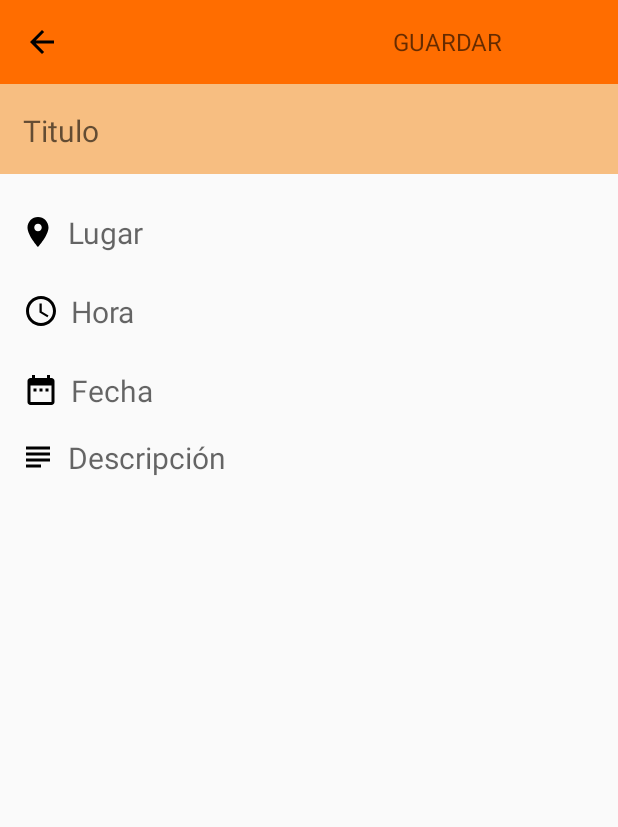
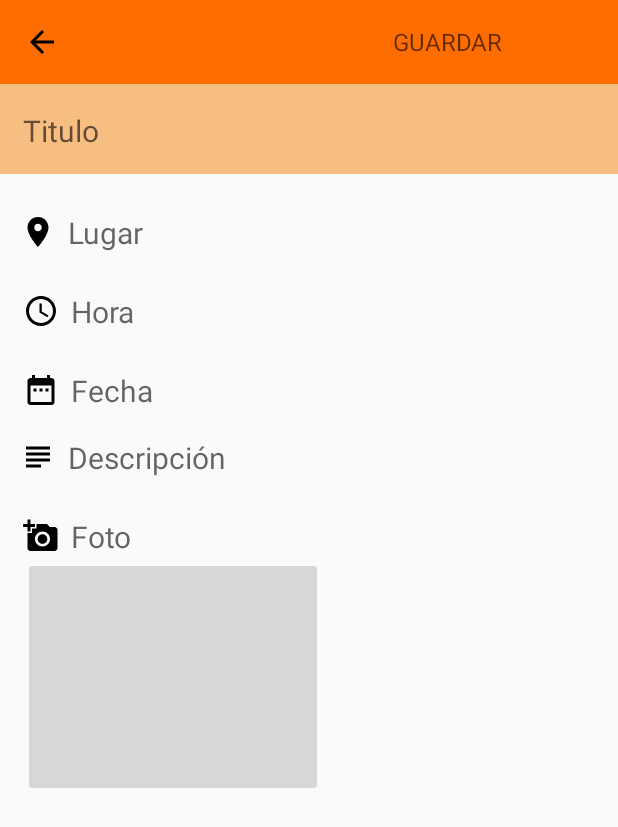
Before and after one commit to maschuster/Proyecto-Final, an Android app: the AgregarEvento screen opened directly, with no data from a screen before it, on a phone screen of 412 x 824 dp. Shown: the top 827 px of the screen. Run offline under Robolectric (Android 15) with nearby library versions, the phone set to English and light mode, and no system bars; libraries missing offline, so code that uses them is left out: com.facebook; 2 statements that could not run were skipped.

Commit message:
Agrega Foto, falta backend y toda la lectura

```diff
--- a/app/src/main/java/ort/proyectofinal/AgregarEvento.java
+++ b/app/src/main/java/ort/proyectofinal/AgregarEvento.java
@@ -4,14 +4,21 @@ package ort.proyectofinal;
 import android.content.Context;
 import android.content.DialogInterface;
 import android.content.Intent;
+import android.content.pm.PackageManager;
+import android.graphics.Bitmap;
+import android.graphics.BitmapFactory;
 import android.location.Address;
 import android.media.Image;
+import android.net.Uri;
 import android.os.AsyncTask;
 import android.os.Bundle;
+import android.os.ParcelFileDescriptor;
 import android.os.StrictMode;
+import android.provider.MediaStore;
 import android.support.v7.app.AlertDialog;
 import android.support.v7.app.AppCompatActivity;
 import android.support.v7.widget.Toolbar;
+import android.util.Base64;
 import android.util.Log;
 import android.view.LayoutInflater;
 import android.view.View;
@@ -26,7 +33,9 @@ import android.widget.Toast;
 
 import com.facebook.AccessToken;
 import com.facebook.FacebookSdk;
+import com.squareup.okhttp.Headers;
 import com.squareup.okhttp.MediaType;
+import com.squareup.okhttp.MultipartBuilder;
 import com.squareup.okhttp.OkHttpClient;
 import com.squareup.okhttp.Request;
 import com.squareup.okhttp.RequestBody;
@@ -35,13 +44,19 @@ import com.squareup.okhttp.Response;
 import org.json.JSONException;
 import org.json.JSONObject;
 
+import java.io.ByteArrayOutputStream;
+import java.io.FileDescriptor;
 import java.io.IOException;
+import java.io.InputStream;
+import java.net.HttpURLConnection;
+import java.net.URL;
 import java.text.ParseException;
 import java.text.SimpleDateFormat;
 import java.util.ArrayList;
 import java.util.Calendar;
 import java.util.Date;
 import java.util.List;
+import java.util.UUID;
 
 import ort.proyectofinal.Clases.AutocompleteCustomArrayAdapter;
 import ort.proyectofinal.Clases.CustomAutoCompleteTextChangedListener;
@@ -51,10 +66,14 @@ import ort.proyectofinal.Clases.Evento;
 
 public class AgregarEvento extends AppCompatActivity {
 
+    static final int REQUEST_IMAGE_CAPTURE = 1;
+    static public int REQUEST_IMAGE_GET = 2;
+    //static final int REQUEST_TAKE_PHOTO = 3;
+    ImageButton ibfoto;
     EditText nombreET, descripcionET;
     ArrayList<Evento> eventos;
     AccessToken accessToken;
-    TextView horaTV, fechaTV;
+    TextView horaTV, fechaTV, uriTV;
     String nombre,lugar,descripcion,fecha,hora;
     String url ="http://eventospf2016.azurewebsites.net/agregarevento.php";
 
@@ -107,6 +126,8 @@ public class AgregarEvento extends AppCompatActivity {
             e.printStackTrace();
         }
 
+        uriTV = (TextView) findViewById(R.id.uriTV);
+        ibfoto = (ImageButton) findViewById(R.id.ibfoto);
         nombreET = (EditText) findViewById(R.id.nombre);
         descripcionET = (EditText) findViewById(R.id.descripcion);
         fechaTV = (TextView) findViewById(R.id.fecha);
@@ -127,17 +148,31 @@ public class AgregarEvento extends AppCompatActivity {
                 DialogHora();
             }
         });
+
+        ibfoto.setOnClickListener(new View.OnClickListener() {
+
+            @Override
+            public void onClick(View view) {
+                Intent intent = new Intent(Intent.ACTION_GET_CONTENT);
+                intent.setType("image/*");
+                if (intent.resolveActivity(getPackageManager()) != null) {
+                    startActivityForResult(intent, REQUEST_IMAGE_GET);
                 }
+            }
+    });
+    }
+
     private void setupToolbar() {
         Toolbar mToolbar = (Toolbar) findViewById(R.id.toolbar);
         setSupportActionBar(mToolbar);
         // Hide the title
         getSupportActionBar().setTitle(null);
         // Set onClickListener to customView
-        TextView tvSave = (TextView) findViewById(R.id.toolbar_save);
+        final TextView tvSave = (TextView) findViewById(R.id.toolbar_save);
         tvSave.setOnClickListener(new View.OnClickListener() {
             @Override
             public void onClick(View v) {
+                tvSave.setEnabled(false);
                 nombre = nombreET.getText().toString();
                 lugar = myAutoComplete.getText().toString();
                 descripcion = descripcionET.getText().toString();
@@ -145,7 +180,7 @@ public class AgregarEvento extends AppCompatActivity {
                 hora = horaTV.getText().toString();
                 if (nombre.length() > 0 | descripcion.length() > 0 | lugar.length() > 0)
                 {
-                    AgregarEvento();
+                    new AgregarEventoTask().execute();
                 }else{
                     Toast.makeText(AgregarEvento.this, "Debe llenar todos los campos", Toast.LENGTH_SHORT).show();
                 }
@@ -275,39 +310,33 @@ public class AgregarEvento extends AppCompatActivity {
         }
 
 
+    private class AgregarEventoTask extends AsyncTask<String, Void, String> {
+        private OkHttpClient client = new OkHttpClient();
 
-
-
-    private class CrearEvento extends AsyncTask<String, Void, String> {
-        private OkHttpClient client = new OkHttpClient();
+        @Override
+        protected void onPreExecute() {
+            //progressBar.setVisibility(View.VISIBLE);
+        }
 
         @Override
         protected void onPostExecute(String resultado) {
             super.onPostExecute(resultado);
-            Intent intent = new Intent(AgregarEvento.this, ListEventos.class);
-            startActivity(intent);
-            Toast registro;
-            if (!resultado.isEmpty()) {
-                if (resultado.equals("NO")) {
-                    registro = Toast.makeText(AgregarEvento.this, "Hubo un error, intente en un instante", Toast.LENGTH_SHORT);
-                } else {
-                    registro = Toast.makeText(AgregarEvento.this, "Evento Creado", Toast.LENGTH_SHORT);
-                    startActivity(intent);
-                }
-                registro.show();
-            }
+            //progressBar.setVisibility(View.GONE);
         }
 
         @Override
         protected String doInBackground(String... params) {
+            RequestBody body = null;
             try {
-                RequestBody body = generarJSON();
-
+                body = generarJSON();
+            } catch (JSONException e) {
+                e.printStackTrace();
+            }
             Request request = new Request.Builder()
-                    .url(url)
+                    .url("\"http://eventospf2016.azurewebsites.net/agregarevento.php\"")
                     .post(body)
                     .build();
-
+            try {
                 Response response = client.newCall(request).execute();
                 return parsearRespuesta(response.body().string());
             } catch (IOException | JSONException e) {
@@ -316,6 +345,7 @@ public class AgregarEvento extends AppCompatActivity {
             }
         }
 
+
     RequestBody generarJSON() throws JSONException {
         JSONObject json = new JSONObject();
         json.put("idAdmin", String.valueOf(accessToken.getUserId()));
@@ -323,7 +353,62 @@ public class AgregarEvento extends AppCompatActivity {
         json.put("fecha", fecha+" "+hora+":00");
         json.put("lugar", lugar);
         json.put("descripcion", descripcion);
-            json.put("foto", "foto.jpg");
+
+        if (uriTV.getText() != null && !uriTV.getText().toString().isEmpty()) {
+            Bitmap finalImage;
+            if (Uri.parse(uriTV.getText().toString()).getScheme().startsWith("http")) {
+                finalImage = getBitmapFromURL(uriTV.getText().toString());
+            } else {
+                // Get Bitmap image from Uri
+                try {
+
+                    ParcelFileDescriptor parcelFileDescriptor =
+                            getApplicationContext().getContentResolver().openFileDescriptor(Uri.parse(uriTV.getText().toString()), "r");
+                    FileDescriptor fileDescriptor = parcelFileDescriptor.getFileDescriptor();
+
+
+/* esto reduce tamaño del bitmap */
+                    BitmapFactory.Options o = new BitmapFactory.Options();
+                    o.inJustDecodeBounds = true;
+                    BitmapFactory.decodeFileDescriptor(fileDescriptor, null, o);
+
+                    // The new size we want to scale to
+                    final int REQUIRED_SIZE=200;
+
+                    // Find the correct scale value. It should be the power of 2.
+                    int scale = 1;
+                    while(o.outWidth / scale / 2 >= REQUIRED_SIZE &&
+                            o.outHeight / scale / 2 >= REQUIRED_SIZE) {
+                        scale *= 2;
+                    }
+
+                    // Decode with inSampleSize
+                    BitmapFactory.Options o2 = new BitmapFactory.Options();
+                    o2.inSampleSize = scale;
+
+                    Bitmap originalImage =  BitmapFactory.decodeFileDescriptor(fileDescriptor, null, o2);
+                    parcelFileDescriptor.close();
+                    finalImage = originalImage;
+                } catch (java.io.IOException e){
+                    e.getMessage();
+                    return null;
+                }
+
+            }
+            // Convert bitmap to output string
+            ByteArrayOutputStream stream = new ByteArrayOutputStream();
+            finalImage.compress(Bitmap.CompressFormat.PNG, 100, stream);   // Compress to PNG lossless
+            byte[] byteArray = stream.toByteArray();
+
+            String fileName = UUID.randomUUID().toString() + ".png";
+
+
+            String base64pic = Base64.encodeToString(byteArray, Base64.DEFAULT);
+            json.put("foto",base64pic);
+            //mpb.addPart(Headers.of("Content-Disposition", "form-data; name=\"image\"; filename=\"" + fileName + "\""),
+            //  RequestBody.create(MEDIA_TYPE_PNG, byteArray));
+
+        }
 
         RequestBody body = RequestBody.create(MediaType.parse("application/json; charset=utf-8"), json.toString());
 
@@ -332,14 +417,63 @@ public class AgregarEvento extends AppCompatActivity {
 
     String parsearRespuesta(String JSONstr) throws JSONException {
         org.json.JSONObject respuesta = new org.json.JSONObject(JSONstr);
-            if (respuesta.has("Mensaje")) {
-                String msj = respuesta.getString("Mensaje");
-                return msj;
+        if (respuesta.has("id")) {
+            String id = respuesta.getString("id");
+            return id;
         } else {
             String error = respuesta.getString("Error");
             return error;
         }
     }
+
+    private void addMultipartField(MultipartBuilder mpb, String value, String fieldname){
+        if (!value.isEmpty())
+            mpb.addPart(Headers.of("Content-Disposition", "form-data; name=\""+fieldname+"\""),
+                    RequestBody.create(null, value));
+
     }
 
+    private Bitmap getBitmapFromURL(String src) {
+        try {
+            URL url = new URL(src);
+            HttpURLConnection connection = (HttpURLConnection) url.openConnection();
+            connection.setDoInput(true);
+            connection.connect();
+            InputStream input = connection.getInputStream();
+            Bitmap myBitmap = BitmapFactory.decodeStream(input);
+            return myBitmap;
+        } catch (IOException e) {
+            // Log exception
+            return null;
         }
+    }
+
+
+}
+
+
+    @Override
+    public void onActivityResult(int requestCode, int resultCode, Intent data) {
+        if (requestCode == REQUEST_IMAGE_GET && resultCode == this.RESULT_OK && data != null && data.getData() != null) {
+            Uri uri = data.getData();
+            try {
+                Bitmap bitmap = MediaStore.Images.Media.getBitmap(this.getContentResolver(), uri);
+                ibfoto.setImageBitmap(bitmap);
+                uriTV.setText(uri.toString());
+            } catch (IOException e) {
+                e.printStackTrace();
+            }
+        }
+
+        if (requestCode == REQUEST_IMAGE_CAPTURE && resultCode == this.RESULT_OK) {
+            Bundle extras = data.getExtras();
+            Bitmap imageBitmap = (Bitmap) extras.get("data");
+            ibfoto.setImageBitmap(imageBitmap);
+            //setPic();
+            //galleryAddPic();
+        }
+    }
+
+
+
+}
--- a/app/src/main/java/ort/proyectofinal/MainActivity.java
+++ b/app/src/main/java/ort/proyectofinal/MainActivity.java
@@ -86,7 +86,7 @@ public class MainActivity extends FragmentActivity {
                         // App code
                     }
                 });
-        LoginManager.getInstance().logInWithReadPermissions(this, Arrays.asList("user_friends","public_profile","email","invitable_friends"));
+        LoginManager.getInstance().logInWithReadPermissions(this, Arrays.asList("user_friends","public_profile","email"));
     }
 
     @Override
--- a/app/src/main/java/ort/proyectofinal/VotacionAdapter.java
+++ b/app/src/main/java/ort/proyectofinal/VotacionAdapter.java
@@ -110,6 +110,7 @@ public class VotacionAdapter  extends BaseAdapter {
                 negativoIB.setEnabled(false);
                 positivoIB.setEnabled(false);
                 if(v.getVoto() == 0){
+                    v.setVoto(2);
                     voto = 2;
                     posicion = position;
                     for (Participante p: (mEvento).participantes) {
@@ -129,6 +130,7 @@ public class VotacionAdapter  extends BaseAdapter {
                 negativoIB.setEnabled(false);
                 positivoIB.setEnabled(false);
                 if(v.getVoto() == 0){
+                    v.setVoto(1);
                     voto = 1;
                     posicion = position;
                     for (Participante p: (mEvento).participantes) {
--- /dev/null
+++ b/app/src/main/res/drawable/ic_add_a_photo_black_24dp.xml
@@ -0,0 +1,9 @@
+<vector xmlns:android="http://schemas.android.com/apk/res/android"
+        android:width="24dp"
+        android:height="24dp"
+        android:viewportWidth="24.0"
+        android:viewportHeight="24.0">
+    <path
+        android:fillColor="#FF000000"
+        android:pathData="M3,4L3,1h2v3h3v2L5,6v3L3,9L3,6L0,6L0,4h3zM6,10L6,7h3L9,4h7l1.83,2L21,6c1.1,0 2,0.9 2,2v12c0,1.1 -0.9,2 -2,2L5,22c-1.1,0 -2,-0.9 -2,-2L3,10h3zM13,19c2.76,0 5,-2.24 5,-5s-2.24,-5 -5,-5 -5,2.24 -5,5 2.24,5 5,5zM9.8,14c0,1.77 1.43,3.2 3.2,3.2s3.2,-1.43 3.2,-3.2 -1.43,-3.2 -3.2,-3.2 -3.2,1.43 -3.2,3.2z"/>
+</vector>
--- a/app/src/main/res/layout/activity_agregar_evento.xml
+++ b/app/src/main/res/layout/activity_agregar_evento.xml
@@ -138,6 +138,28 @@
                 android:maxLength="100"
                 android:hint="Descripción" />
 
+            <TextView
+                android:layout_marginTop="25dp"
+                android:drawableLeft="@drawable/ic_add_a_photo_black_24dp"
+                android:drawablePadding="8dp"
+                android:layout_width="match_parent"
+                android:layout_height="wrap_content"
+                android:textSize="20dp"
+                android:layout_marginLeft="15dp"
+                android:hint="Foto" />
+
+            <ImageButton
+                android:layout_marginLeft="15dp"
+                android:layout_width="200dp"
+                android:layout_height="160dp"
+                android:id="@+id/ibfoto"/>
+
+            <TextView
+                android:layout_width="wrap_content"
+                android:layout_height="wrap_content"
+                android:id="@+id/uriTV"
+                android:visibility="gone"/>
+
         </LinearLayout>
 
     </ScrollView>
```
Also changed, not shown: app/src/main/java/ort/proyectofinal/FriendAdapter.java (+13 -1 lines), app/src/main/java/ort/proyectofinal/MainEvento.java (+17 -17 lines). Lines whose indentation alone changed are shown as unchanged.
